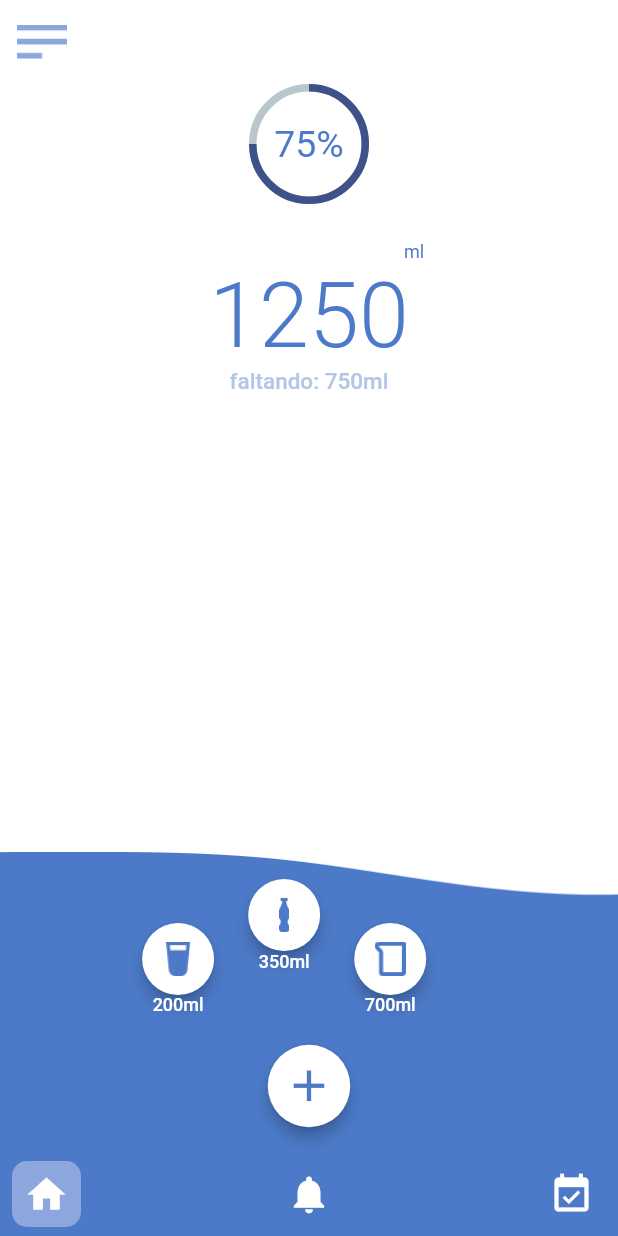
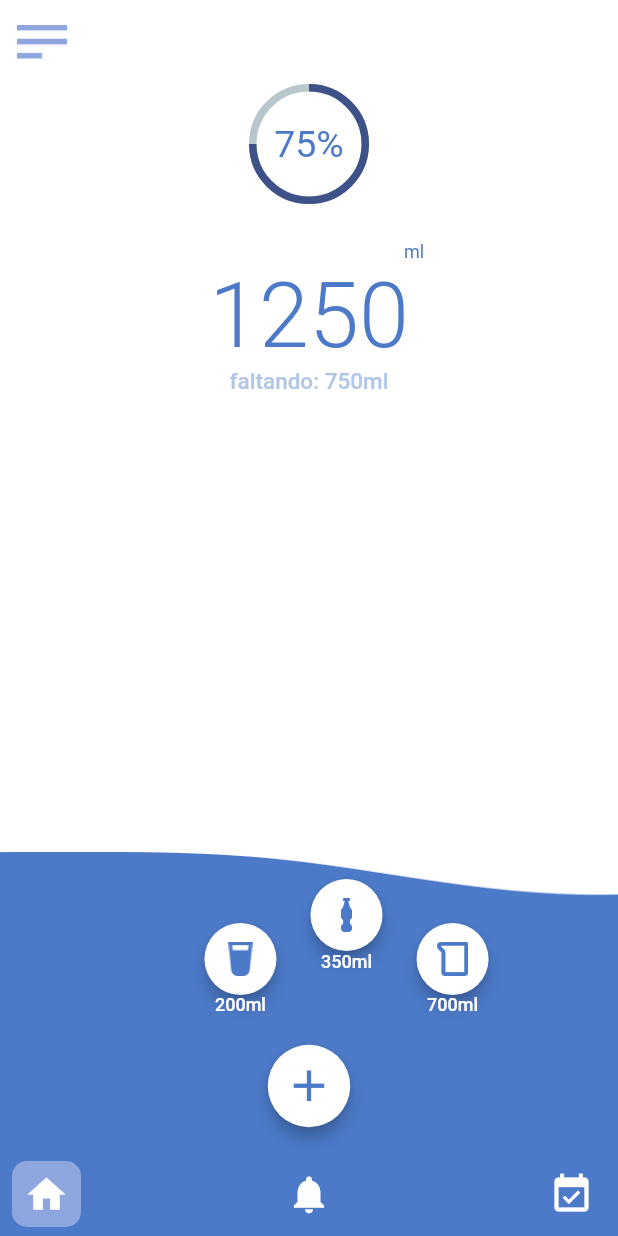
Before and after one commit to Felipe-dot/Ocean, a Flutter app: the MyHomePageScreen screen opened by its route, after a tap on the "add" icon, on a phone screen of 412 x 824 dp. Run offline on Flutter 3.47's test engine with Material 2 defaults, Android fonts, the phone set to English and light mode, and no system bars; drawn by our look-alikes of percent_indicator; our stand-ins replace font_awesome_flutter, numberpicker, splashscreen; Roboto replaces fonts that are missing (Marker-Felt).

Commit message:
Refatorado my expandable fab

```diff
--- a/drinkwater/lib/components/my_expandable_fab.dart
+++ b/drinkwater/lib/components/my_expandable_fab.dart
@@ -174,8 +174,7 @@ class _ExpandingActionButton extends StatelessWidget {
           progress.value * maxDistance,
         );
         return Positioned(
-          right: MediaQuery.of(context).size.height / 4.15 + offset.dx,
-          // right: 157.0 + offset.dx,
+          right: 157.0 + offset.dx,
           bottom: 4.0 + offset.dy,
           child: Transform.rotate(
             angle: (1.0 - progress.value) * math.pi / 2,
```
